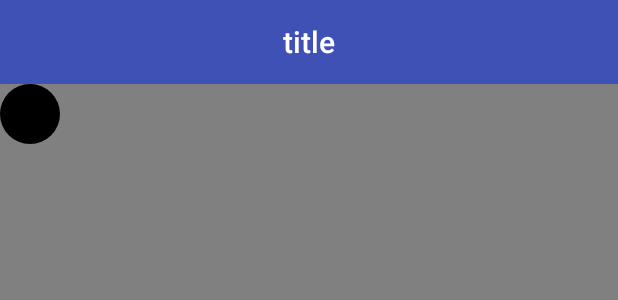
After one commit to RedColinar/CustomAndroid, an Android app: the layout activity_circle_image.xml on its own in the app's theme, with its tools: preview values and no code run, on a phone screen of 412 x 824 dp. The commit adds this screen. Shown: the top 300 px of the screen. Run offline under Robolectric (Android 15) with nearby library versions, the phone set to English and light mode, and no system bars.

Commit message:
circle image

```diff
--- a/app/src/main/AndroidManifest.xml
+++ b/app/src/main/AndroidManifest.xml
@@ -24,6 +24,7 @@
         <activity android:name=".tabs.widgets.clearEditText.ClearEditTextActivity" />
         <activity android:name=".tabs.develop.alarm.AlarmActivity" />
         <activity android:name=".tabs.develop.timeline.TimelineActivity" />
+        <activity android:name=".tabs.develop.circleImage.CircleActivity" />
     </application>
 
 </manifest>
--- /dev/null
+++ b/app/src/main/java/com/example/harry/customandroid/tabs/develop/circleImage/CircleImage.java
@@ -0,0 +1,101 @@
+package com.example.harry.customandroid.tabs.develop.circleImage;
+
+import android.content.Context;
+import android.graphics.Bitmap;
+import android.graphics.BitmapFactory;
+import android.graphics.BitmapShader;
+import android.graphics.Canvas;
+import android.graphics.ColorFilter;
+import android.graphics.ComposeShader;
+import android.graphics.Matrix;
+import android.graphics.Paint;
+import android.graphics.PorterDuff;
+import android.graphics.Shader;
+import android.graphics.drawable.BitmapDrawable;
+import android.graphics.drawable.Drawable;
+import android.support.annotation.NonNull;
+import android.support.annotation.Nullable;
+import android.util.AttributeSet;
+
+import com.example.harry.customandroid.R;
+
+/**
+ * CustomAndroid
+ * Created by Harry on 2018/6/6.
+ */
+
+public class CircleImage extends android.support.v7.widget.AppCompatImageView {
+
+    private Paint mPaint = new Paint();
+    private Paint mBackGroundpaint = new Paint();
+    private int mRadius;
+    private float mScale;
+    Matrix matrix = new Matrix();
+    Bitmap icon;
+    Bitmap background;
+
+    public CircleImage(Context context) {
+        this(context, null);
+    }
+
+    public CircleImage(Context context, AttributeSet attrs) {
+        this(context, attrs, 0);
+    }
+
+    public CircleImage(Context context, AttributeSet attrs, int defStyleAttr) {
+        super(context, attrs, defStyleAttr);
+
+        icon =  drawableToBitmap(getDrawable());
+        Shader shader1 = new BitmapShader(icon, Shader.TileMode.CLAMP, Shader.TileMode.CLAMP);
+
+        //计算缩放比例
+        mScale = (mRadius * 2.0f) / Math.min(icon.getHeight(), icon.getWidth());
+
+        matrix.setScale(mScale, mScale);
+        shader1.setLocalMatrix(matrix);
+
+        mPaint.setShader(shader1);
+        mBackGroundpaint.setColor(context.getColor(R.color.black));
+    }
+
+    @Override
+    protected void onMeasure(int widthMeasureSpec, int heightMeasureSpec) {
+        super.onMeasure(widthMeasureSpec, heightMeasureSpec);
+
+        int size = Math.min(getMeasuredWidth(), getMeasuredHeight());
+        mRadius = size / 2;
+        setMeasuredDimension(size, size);
+    }
+
+    @Override
+    protected void onDraw(Canvas canvas) {
+        // 两种方式，一种组合着色器，一种画两个bitmap
+
+
+        //画圆形，指定好中心点坐标、半径、画笔
+        canvas.drawCircle(mRadius, mRadius, mRadius, mBackGroundpaint);
+        canvas.drawCircle(mRadius, mRadius, mRadius, mPaint);
+    }
+
+    private Bitmap drawableToBitmap(Drawable drawable) {
+        if (drawable instanceof BitmapDrawable) {
+            BitmapDrawable bd = (BitmapDrawable) drawable;
+            return bd.getBitmap();
+        }
+        int w = drawable.getIntrinsicWidth();
+        int h = drawable.getIntrinsicHeight();
+        Bitmap bitmap = Bitmap.createBitmap(w, h, Bitmap.Config.ARGB_8888);
+        Canvas canvas = new Canvas(bitmap);
+        drawable.setBounds(0, 0, w, h);
+        drawable.draw(canvas);
+        return bitmap;
+    }
+
+    public void drawSelected() {
+
+    }
+
+    public void drawUnselected() {
+
+    }
+}
--- /dev/null
+++ b/app/src/main/res/layout/activity_circle_image.xml
@@ -0,0 +1,16 @@
+<?xml version="1.0" encoding="utf-8"?>
+<LinearLayout
+    xmlns:android="http://schemas.android.com/apk/res/android" android:layout_width="match_parent"
+    android:layout_height="match_parent"
+    android:orientation="vertical"
+    android:background="@color/gray_80">
+
+    <include android:id="@id/toolbar" layout="@layout/custom_toolbar" />
+
+    <com.example.harry.customandroid.tabs.develop.circleImage.CircleImage
+        android:src="@drawable/ic_launcher_background"
+        android:background="@color/transparent"
+        android:layout_width="40dp"
+        android:layout_height="40dp" />
+
+</LinearLayout>
--- a/app/src/main/res/layout/fragment_main_develop.xml
+++ b/app/src/main/res/layout/fragment_main_develop.xml
@@ -26,6 +26,12 @@
                 android:drawableTop="@drawable/ic_widget_expand"
                 android:text="@string/timeline_title" />
 
+            <Button
+                android:id="@+id/main_develop_circleImage"
+                style="@style/main_widget_button"
+                android:drawableTop="@drawable/ic_widget_expand"
+                android:text="@string/circle_image_title" />
+
         </LinearLayout>
 
     </LinearLayout>
--- a/app/src/main/res/values/strings.xml
+++ b/app/src/main/res/values/strings.xml
@@ -14,4 +14,5 @@
     <string name="alarm">定时</string>
     <string name="image_edit_title">图片编辑</string>
     <string name="timeline_title">时间线</string>
+    <string name="circle_image_title">圆形图片</string>
 </resources>
```
Also changed, not shown: app/src/main/java/com/example/harry/customandroid/main/fragments/DevelopFragment.java (+6 -1 lines), app/src/main/java/com/example/harry/customandroid/tabs/develop/circleImage/CircleActivity.java (added, +21 -0 lines).
